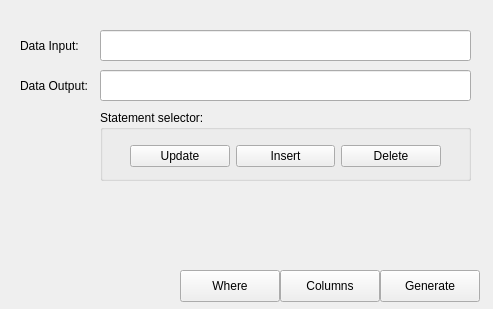
Before: the Qt Designer form mainwindow.ui in stefanmarjanovic/Query-Builder-2, drawn with Qt 5.
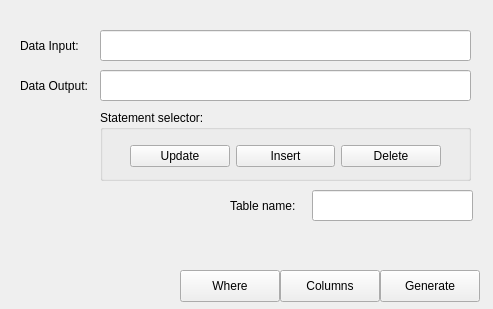
After: the same form once the commit is applied.

Commit message:
add-table-name
allow the user to set a table name.

Diff of the .ui file:
```diff
--- a/mainwindow.ui
+++ b/mainwindow.ui
@@ -160,6 +160,29 @@
      <string>Where</string>
     </property>
    </widget>
+   <widget class="QLineEdit" name="inputTableName">
+    <property name="geometry">
+     <rect>
+      <x>312</x>
+      <y>190</y>
+      <width>161</width>
+      <height>31</height>
+     </rect>
+    </property>
+   </widget>
+   <widget class="QLabel" name="label">
+    <property name="geometry">
+     <rect>
+      <x>230</x>
+      <y>190</y>
+      <width>81</width>
+      <height>31</height>
+     </rect>
+    </property>
+    <property name="text">
+     <string>Table name:</string>
+    </property>
+   </widget>
   </widget>
  </widget>
  <resources/>
```
The commit also changes 6 other files.
